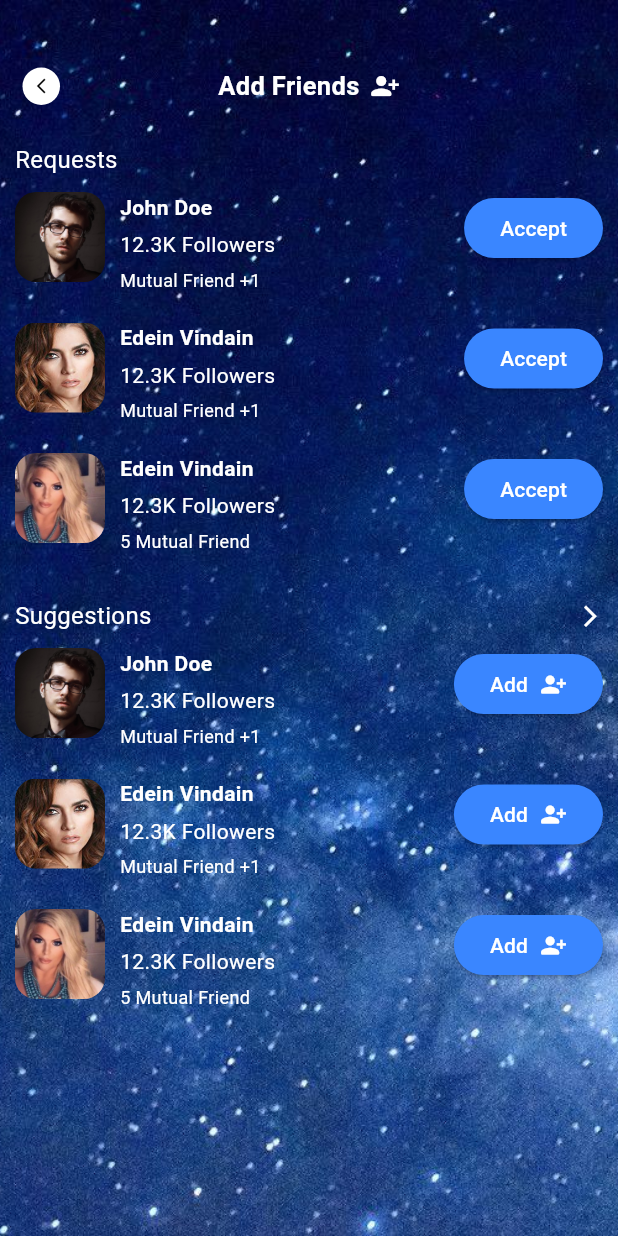
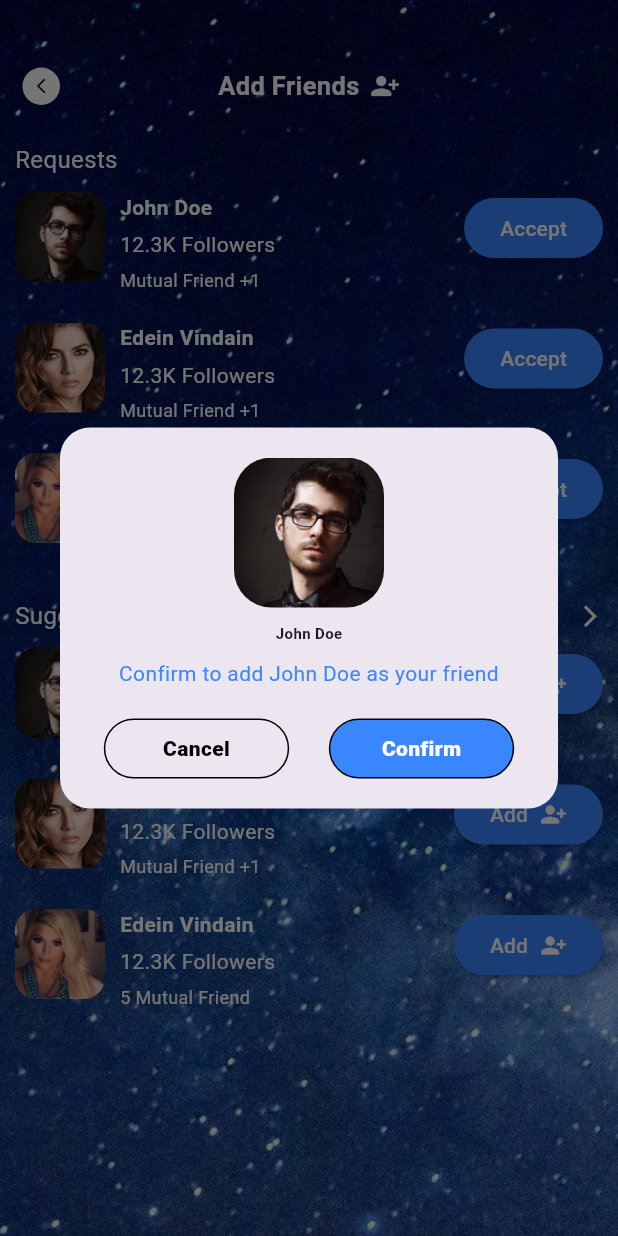
Before and after one commit to AmmaraAkbar123/Mirror-App, a Flutter app: the screen it shows after launch, after a tap on "Accept", on a phone screen of 412 x 824 dp. Run offline on Flutter 3.47's test engine with Material 3 defaults, Android fonts, the light colour scheme and no system bars; our stand-ins replace fl_chart.

Commit message:
dialogs done

```diff
--- a/lib/view/screen/add_friends_screen.dart
+++ b/lib/view/screen/add_friends_screen.dart
@@ -2,7 +2,8 @@ import 'package:flutter/material.dart';
 import 'package:mirror/view/screen/widgets/custom_title_appbar.dart';
 
 class AddFriendsScreen extends StatelessWidget {
-  AddFriendsScreen({super.key});
+  AddFriendsScreen({Key? key}) : super(key: key);
+
   final List<NotificationModel> notifications = [
     NotificationModel(
       username: 'John Doe',
@@ -27,8 +28,6 @@ class AddFriendsScreen extends StatelessWidget {
 
   @override
   Widget build(BuildContext context) {
-    // Get the height of the screen
-
     return Scaffold(
       body: Stack(
         fit: StackFit.expand,
@@ -64,7 +63,6 @@ class AddFriendsScreen extends StatelessWidget {
                           ),
                         ),
                       ),
-                      ///////////////////////
                       ListView.builder(
                         padding: const EdgeInsets.all(10),
                         shrinkWrap: true,
@@ -85,10 +83,11 @@ class AddFriendsScreen extends StatelessWidget {
                                       borderRadius: BorderRadius.circular(14),
                                       child: Image(
                                         fit: BoxFit.cover,
-                                          image: AssetImage(
-                                              notification.userImage),
+                                        image:
+                                            AssetImage(notification.userImage),
                                       ),
-                                      )),
+                                    ),
+                                  ),
                                   SizedBox(width: 10),
                                   Expanded(
                                     child: Column(
@@ -104,9 +103,7 @@ class AddFriendsScreen extends StatelessWidget {
                                         SizedBox(height: 5),
                                         Text(
                                           notification.follower,
-                                          style: TextStyle(
-                                            color: Colors.white,
-                                          ),
+                                          style: TextStyle(color: Colors.white),
                                         ),
                                         SizedBox(height: 5),
                                         Text(
@@ -120,11 +117,11 @@ class AddFriendsScreen extends StatelessWidget {
                                     ),
                                   ),
                                   ConditionalButton(
-                                    hasIcon:
-                                        false, // Change to false to show button without icon
                                     onPressed: () {
-                                      // Add your onPressed logic here
+                                      _showAcceptDialog(
+                                          context, notification, false);
                                     },
+                                    hasIcon: false,
                                   ),
                                 ],
                               ),
@@ -153,7 +150,6 @@ class AddFriendsScreen extends StatelessWidget {
                           ],
                         ),
                       ),
-                      //////////////////
                       ListView.builder(
                         padding: const EdgeInsets.all(10),
                         shrinkWrap: true,
@@ -174,10 +170,11 @@ class AddFriendsScreen extends StatelessWidget {
                                       borderRadius: BorderRadius.circular(14),
                                       child: Image(
                                         fit: BoxFit.cover,
-                                          image: AssetImage(
-                                              notification.userImage),
+                                        image:
+                                            AssetImage(notification.userImage),
                                       ),
-                                      )),
+                                    ),
+                                  ),
                                   SizedBox(width: 10),
                                   Expanded(
                                     child: Column(
@@ -193,9 +190,7 @@ class AddFriendsScreen extends StatelessWidget {
                                         SizedBox(height: 5),
                                         Text(
                                           notification.follower,
-                                          style: TextStyle(
-                                            color: Colors.white,
-                                          ),
+                                          style: TextStyle(color: Colors.white),
                                         ),
                                         SizedBox(height: 5),
                                         Text(
@@ -209,11 +204,11 @@ class AddFriendsScreen extends StatelessWidget {
                                     ),
                                   ),
                                   ConditionalButton(
-                                    hasIcon:
-                                        true, // Change to false to show button without icon
                                     onPressed: () {
-                                      // Add your onPressed logic here
+                                      _showAcceptDialog(
+                                          context, notification, false);
                                     },
+                                    hasIcon: true,
                                   ),
                                 ],
                               ),
@@ -230,6 +225,139 @@ class AddFriendsScreen extends StatelessWidget {
           ),
         ],
       ),
+    );
+  }
+
+///////////////////
+  ///
+  void _showAcceptDialog(BuildContext context, NotificationModel notification,
+      bool isConfirmation) {
+    showDialog(
+      context: context,
+      builder: (BuildContext context) {
+        return Dialog(
+          shape: RoundedRectangleBorder(
+            borderRadius: BorderRadius.circular(20.0),
+          ),
+          child: Container(
+            width: MediaQuery.of(context).size.width *
+                0.9, // Set width to 90% of screen width
+            padding: EdgeInsets.all(20), // Add padding for better layout
+            child: Column(
+              mainAxisSize: MainAxisSize.min,
+              crossAxisAlignment: CrossAxisAlignment.center,
+              children: [
+                ClipRRect(
+                  borderRadius: BorderRadius.circular(25),
+                  child: Image(
+                    image: AssetImage(notification.userImage),
+                    width: 100,
+                    height: 100,
+                    fit: BoxFit.cover,
+                  ),
+                ),
+                SizedBox(height: 10),
+                Text(
+                  notification.username,
+                  style: TextStyle(
+                    fontSize: 10, // Adjusted font size
+                    fontWeight: FontWeight.bold,
+                  ),
+                ),
+                SizedBox(height: 10),
+                isConfirmation
+                    ? Column(
+                        children: [
+                          SizedBox(height: 20),
+                          Container(
+                            decoration: BoxDecoration(
+                              color: Color(0xff3A86FF),
+                              shape: BoxShape.circle,
+                            ),
+                            padding: EdgeInsets.all(10),
+                            child: Icon(
+                              Icons.done,
+                              color: Colors.white,
+                              size: 30,
+                            ),
+                          ),
+                        ],
+                      )
+                    : Column(
+                        children: [
+                          Text(
+                            "Confirm to add ${notification.username} as your friend",
+                            style: TextStyle(
+                              color: Color(0xff3A86FF),
+                              fontSize: 14,
+                            ),
+                            textAlign: TextAlign.center,
+                          ),
+                          SizedBox(height: 20),
+                          Row(
+                            mainAxisAlignment: MainAxisAlignment.spaceEvenly,
+                            children: [
+                              GestureDetector(
+                                onTap: () {
+                                  Navigator.pop(context);
+                                },
+                                child: Container(
+                                  width: MediaQuery.of(context).size.width *
+                                      0.3, // Dynamic width
+                                  height: 40,
+                                  decoration: BoxDecoration(
+                                    borderRadius: BorderRadius.circular(20),
+                                    border: Border.all(color: Colors.black),
+                                  ),
+                                  child: Center(
+                                    child: Text(
+                                      "Cancel",
+                                      style: TextStyle(
+                                        fontWeight: FontWeight.w800,
+                                        fontSize: 14,
+                                        color: Colors.black,
+                                      ),
+                                    ),
+                                  ),
+                                ),
+                              ),
+                              SizedBox(width: 8),
+                              GestureDetector(
+                                onTap: () {
+                                  Navigator.pop(context);
+                                  _showAcceptDialog(
+                                      context, notification, true);
+                                },
+                                child: Container(
+                                  width: MediaQuery.of(context).size.width *
+                                      0.3, // Dynamic width
+                                  height: 40,
+                                  decoration: BoxDecoration(
+                                    borderRadius: BorderRadius.circular(20),
+                                    color: Color(0xff3A86FF),
+                                    border: Border.all(color: Colors.black),
+                                  ),
+                                  child: Center(
+                                    child: Text(
+                                      "Confirm",
+                                      style: TextStyle(
+                                        fontWeight: FontWeight.w800,
+                                        fontSize: 14,
+                                        color: Colors.white,
+                                      ),
+                                    ),
+                                  ),
+                                ),
+                              ),
+                            ],
+                          ),
+                        ],
+                      ),
+              ],
+            ),
+          ),
+        );
+      },
     );
   }
 }
--- a/lib/view/screen/notification_screen.dart
+++ b/lib/view/screen/notification_screen.dart
@@ -96,7 +96,7 @@ class NotificationScreen extends StatelessWidget {
                                             text: TextSpan(
                                               style: TextStyle(
                                                   color: Colors.white,
-                                                  fontSize: 14),
+                                                  fontSize: 10),
                                               children: [
                                                 TextSpan(
                                                   text:
@@ -171,7 +171,7 @@ class NotificationScreen extends StatelessWidget {
                                             text: TextSpan(
                                               style: TextStyle(
                                                   color: Colors.white,
-                                                  fontSize: 14),
+                                                  fontSize: 10),
                                               children: [
                                                 TextSpan(
                                                   text:
```
Lines whose indentation alone changed are shown as unchanged.
